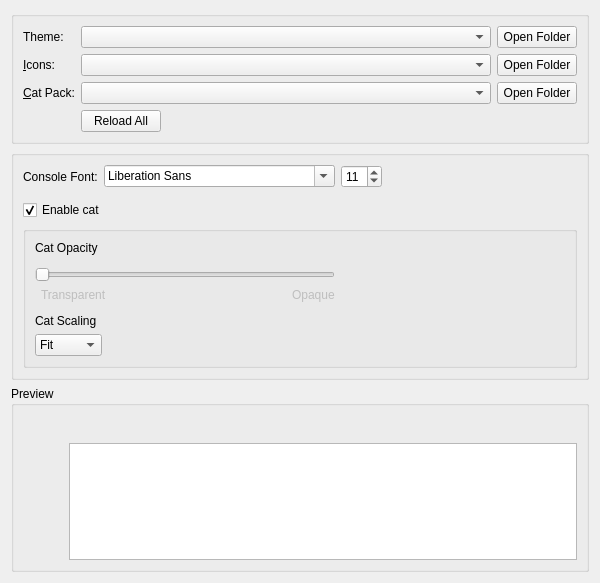
This is launcher/ui/widgets/AppearanceWidget.ui in svl-network/svl-connect as Qt 5 draws it before an edit. The edited form follows.
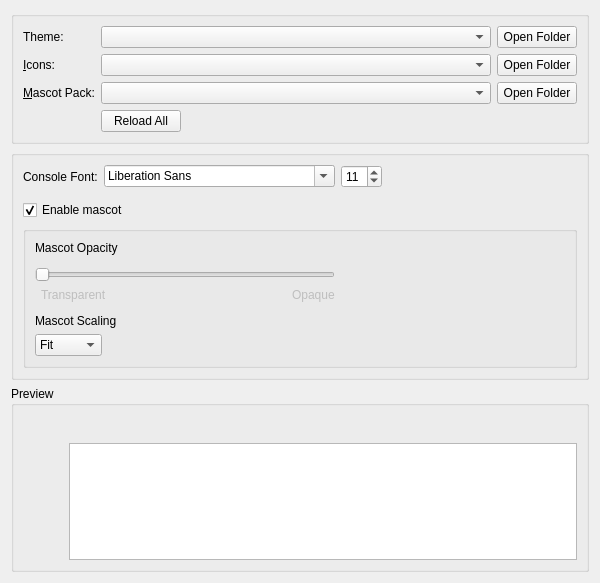
This is the edited form. Icons and pictures are not drawn.

The edit to the form file:
```diff
--- a/launcher/ui/widgets/AppearanceWidget.ui
+++ b/launcher/ui/widgets/AppearanceWidget.ui
@@ -61,7 +61,7 @@
         <item row="2" column="0">
          <widget class="QLabel" name="catPackLabel">
           <property name="text">
-           <string>&amp;Cat Pack:</string>
+           <string>&amp;Mascot Pack:</string>
           </property>
           <property name="buddy">
            <cstring>catPackComboBox</cstring>
@@ -206,7 +206,7 @@
       <item>
        <widget class="QCheckBox" name="enableCatCheckBox">
         <property name="text">
-         <string>Enable cat</string>
+         <string>Enable mascot</string>
         </property>
         <property name="checked">
          <bool>true</bool>
@@ -222,7 +222,7 @@
          <item>
           <widget class="QLabel" name="catOpacityLabel">
            <property name="text">
-            <string>Cat Opacity</string>
+            <string>Mascot Opacity</string>
            </property>
           </widget>
          </item>
@@ -348,7 +348,7 @@
             </sizepolicy>
            </property>
            <property name="text">
-            <string>Cat Scaling</string>
+            <string>Mascot Scaling</string>
            </property>
           </widget>
          </item>
```
Left out of the diff: 2 changed lines with no effect on the pictures.
